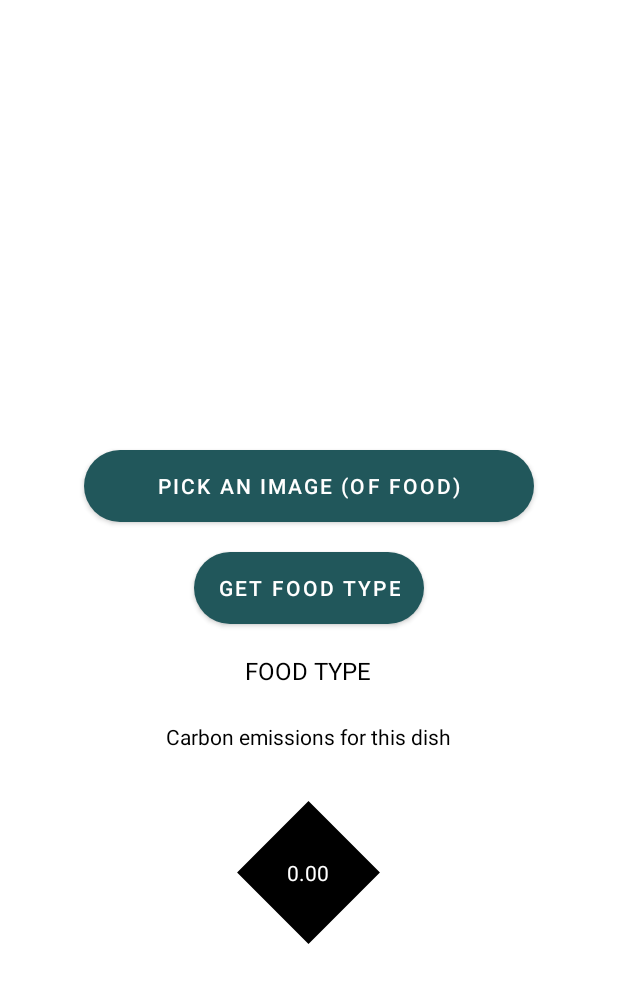
After one commit to olelenz/EcoGecko, an Android app: the layout fragment_food.xml on its own in the app's theme, with its tools: preview values and no code run, on a phone screen of 412 x 824 dp. The commit adds this screen. Shown: the top 983 px of the screen. Run offline under Robolectric (Android 15) with nearby library versions, the phone set to English and light mode, and no system bars.

Commit message:
newest version

```diff
--- a/app/build.gradle
+++ b/app/build.gradle
@@ -10,7 +10,7 @@ android {
 
     defaultConfig {
         applicationId "si.uni_lj.fri.besthack.EcoGecko"
-        minSdk 31
+        minSdk 21
         targetSdk 33
         versionCode 1
         versionName "1.0"
@@ -19,6 +19,7 @@ android {
     }
     buildFeatures{
         viewBinding true
+        mlModelBinding true
     }
 
     buildTypes {
@@ -43,6 +44,8 @@ dependencies {
     implementation 'com.google.android.material:material:1.8.0'
     implementation 'androidx.constraintlayout:constraintlayout:2.1.4'
     implementation 'com.microsoft.onnxruntime:onnxruntime-android:latest.release'
+    implementation 'org.tensorflow:tensorflow-lite-support:0.1.0'
+    implementation 'org.tensorflow:tensorflow-lite-metadata:0.1.0'
     testImplementation 'junit:junit:4.13.2'
     androidTestImplementation 'androidx.test.ext:junit:1.1.5'
     androidTestImplementation 'androidx.test.espresso:espresso-core:3.5.1'
--- a/app/src/main/java/si/uni_lj/fri/besthack/EcoGecko/FragmentMenu.kt
+++ b/app/src/main/java/si/uni_lj/fri/besthack/EcoGecko/FragmentMenu.kt
@@ -37,7 +37,7 @@ class FragmentMenu : Fragment() {
     private fun moveToPlay() {
         val fragmentManager = requireActivity().supportFragmentManager
         val transaction = fragmentManager.beginTransaction()
-        transaction.replace(R.id.fragment_container, FragmentDifficulty())
+        transaction.replace(com.google.android.material.R.id.content, FragmentDifficulty())
         transaction.addToBackStack(null)
         transaction.commit()
     }
--- a/app/src/main/java/si/uni_lj/fri/besthack/EcoGecko/HomeFragment.kt
+++ b/app/src/main/java/si/uni_lj/fri/besthack/EcoGecko/HomeFragment.kt
@@ -45,12 +45,12 @@ class HomeFragment : Fragment() {
                 .replace(android.R.id.content, EmissionFragment())
                 .commit()
         }
-        /*
+
         foodButton.setOnClickListener{
             fragmentManager?.beginTransaction()?.addToBackStack("food")!!
-                .replace(android.R.id.content, EmissionFragment())
+                .replace(android.R.id.content, FoodFragment())
                 .commit()
-        }*/
+        }
         playButton.setOnClickListener{
             fragmentManager?.beginTransaction()?.addToBackStack("play")!!
                 .replace(android.R.id.content, FragmentDifficulty())
--- /dev/null
+++ b/app/src/main/res/layout/fragment_food.xml
@@ -0,0 +1,95 @@
+<?xml version="1.0" encoding="utf-8"?>
+
+<ScrollView xmlns:android="http://schemas.android.com/apk/res/android"
+    xmlns:app="http://schemas.android.com/apk/res-auto"
+    android:layout_width="match_parent"
+    android:layout_height="match_parent"
+    android:fillViewport="true"
+    android:background="@color/white">
+
+    <LinearLayout
+        android:layout_width="match_parent"
+        android:layout_height="match_parent"
+        android:paddingLeft="16dp"
+        android:paddingRight="16dp"
+        android:paddingTop="48dp"
+        android:paddingBottom="48dp"
+        android:orientation="vertical">
+
+        <ImageView
+            android:id="@+id/selected_image"
+            android:layout_width="280dp"
+            android:layout_height="200dp"
+            android:gravity="center"
+            android:layout_gravity="center"
+            android:layout_margin="16dp"
+            android:letterSpacing="0.1"/>
+
+        <Button
+            android:id="@+id/btn_pickimg"
+            android:layout_width="300dp"
+            android:layout_height="wrap_content"
+            android:gravity="center"
+            android:layout_gravity="center"
+            android:text="PICK AN IMAGE (of food)"
+            android:background="@drawable/bg_round_light"
+            android:layout_margin="20dp"
+            android:textColor="@color/white"
+            android:letterSpacing="0.1"/>
+
+        <Button
+            android:id="@+id/btn_predict"
+            android:layout_width="wrap_content"
+            android:layout_height="wrap_content"
+            android:gravity="center"
+            android:layout_gravity="center"
+            android:text="Get food type"
+            android:background="@drawable/bg_round_light"
+            android:textColor="@color/white"
+            android:letterSpacing="0.1"/>
+
+        <TextView
+            android:id="@+id/output_prediction"
+            android:layout_width="wrap_content"
+            android:layout_height="wrap_content"
+            android:layout_marginBottom="3dp"
+            android:layout_gravity="center"
+            android:gravity="center"
+            android:textSize="16sp"
+            android:paddingTop="20dp"
+            android:paddingLeft="40dp"
+            android:paddingRight="40dp"
+            android:paddingBottom="20dp"
+            android:text="Food type"
+            android:textAllCaps="true"
+            android:textColor="@color/black" />
+
+        <TextView
+            android:layout_width="wrap_content"
+            android:layout_height="wrap_content"
+            android:layout_marginBottom="3dp"
+            android:layout_gravity="center"
+            android:gravity="center"
+            android:textSize="14sp"
+            android:paddingLeft="40dp"
+            android:paddingRight="40dp"
+            android:text="Carbon emissions for this dish"
+            android:textColor="@color/black" />
+
+        <TextView
+            android:id="@+id/carbon_per_food"
+            android:layout_width="wrap_content"
+            android:layout_height="wrap_content"
+            android:layout_marginBottom="3dp"
+            android:layout_gravity="center"
+            android:gravity="center"
+            android:textSize="14sp"
+            android:paddingLeft="40dp"
+            android:paddingRight="40dp"
+            android:background="@drawable/diamond_shape"
+            android:text="0.00"
+            android:textColor="@color/white" />
+        <!---android:font="@font/sourcesansprobold"-->
+
+    </LinearLayout>
+</ScrollView>
```
Also changed, not shown: app/src/main/java/si/uni_lj/fri/besthack/EcoGecko/FoodFragment.kt (added, +168 -0 lines), 1 other file.
